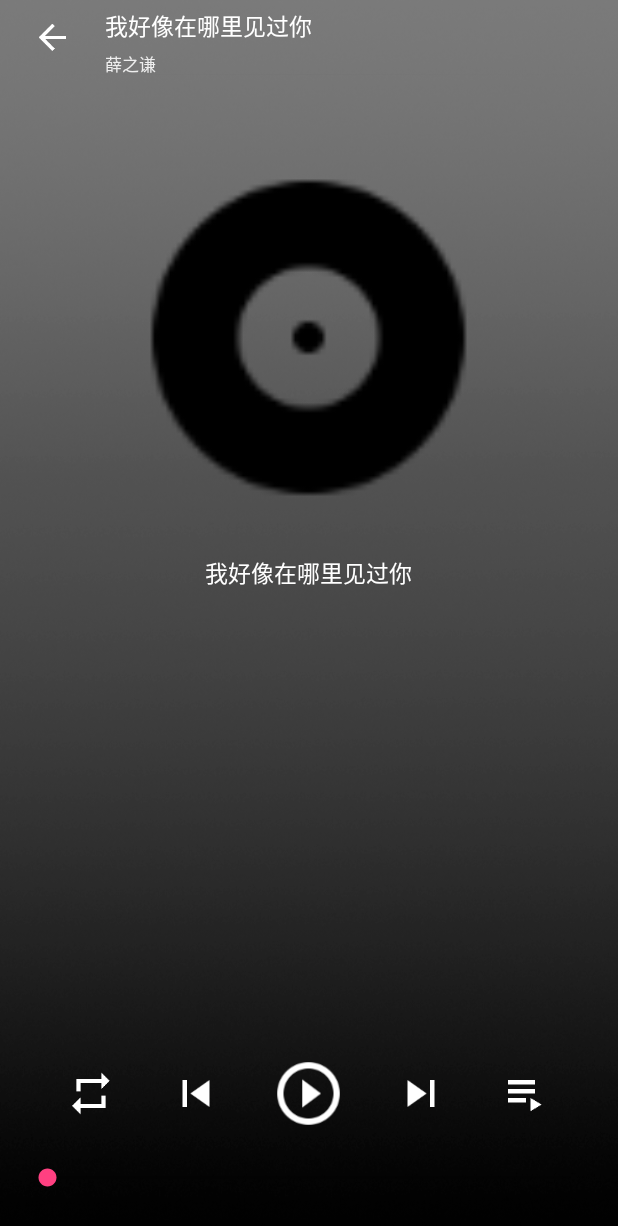
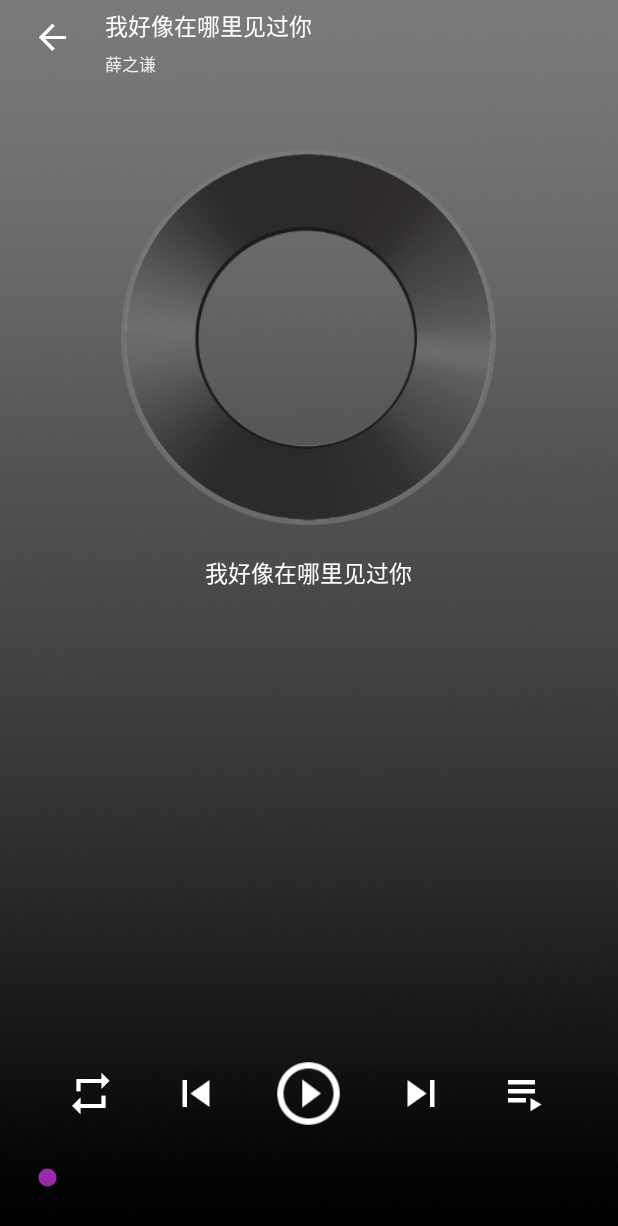
Before and after one commit to zhoushunli/MusicPlayer, an Android app: the PlayingActivity screen opened directly, with no data from a screen before it, on a phone screen of 412 x 824 dp. Shown: the top 1226 px of the screen. Run offline under Robolectric (Android 15) with nearby library versions, the light colour scheme and no system bars.

Commit message:
bug修复

```diff
--- a/src/main/res/layout/act_play.xml
+++ b/src/main/res/layout/act_play.xml
@@ -59,7 +59,7 @@
         android:layout_height="250dp"
         android:layout_centerHorizontal="true"
         android:layout_marginTop="100dp"
-        android:src="@mipmap/m_album_black" />
+        android:background="@mipmap/album_black" />
 
     <TextView
         android:layout_width="wrap_content"
--- a/src/main/res/values/colors.xml
+++ b/src/main/res/values/colors.xml
@@ -2,7 +2,7 @@
 <resources>
     <color name="colorPrimary">#3F51B5</color>
     <color name="colorPrimaryDark">#303F9F</color>
-    <color name="colorAccent">#FF4081</color>
+    <color name="colorAccent">@color/themeColor1</color>
     <color name="themeColor1">#9c27b0</color>
     <color name="themeColor2">#7b1fa2</color>
     <color name="white">#ffffff</color>
```
Also changed, not shown: src/main/res/mipmap-xhdpi/album_black.png (added), 1 other file.
